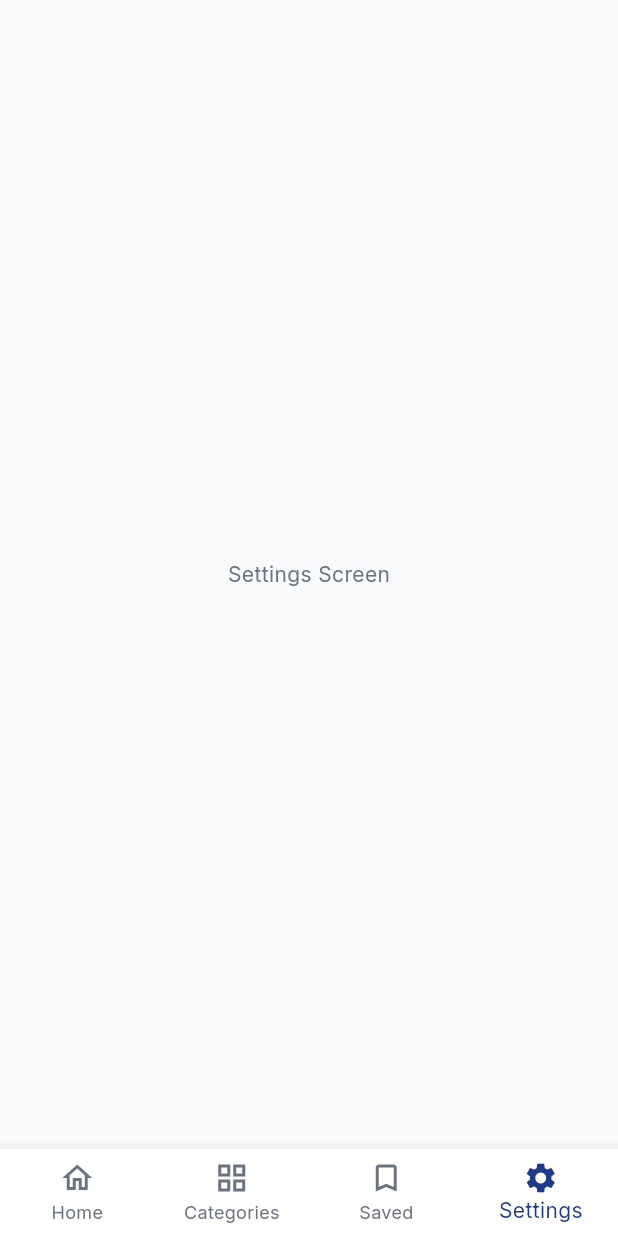
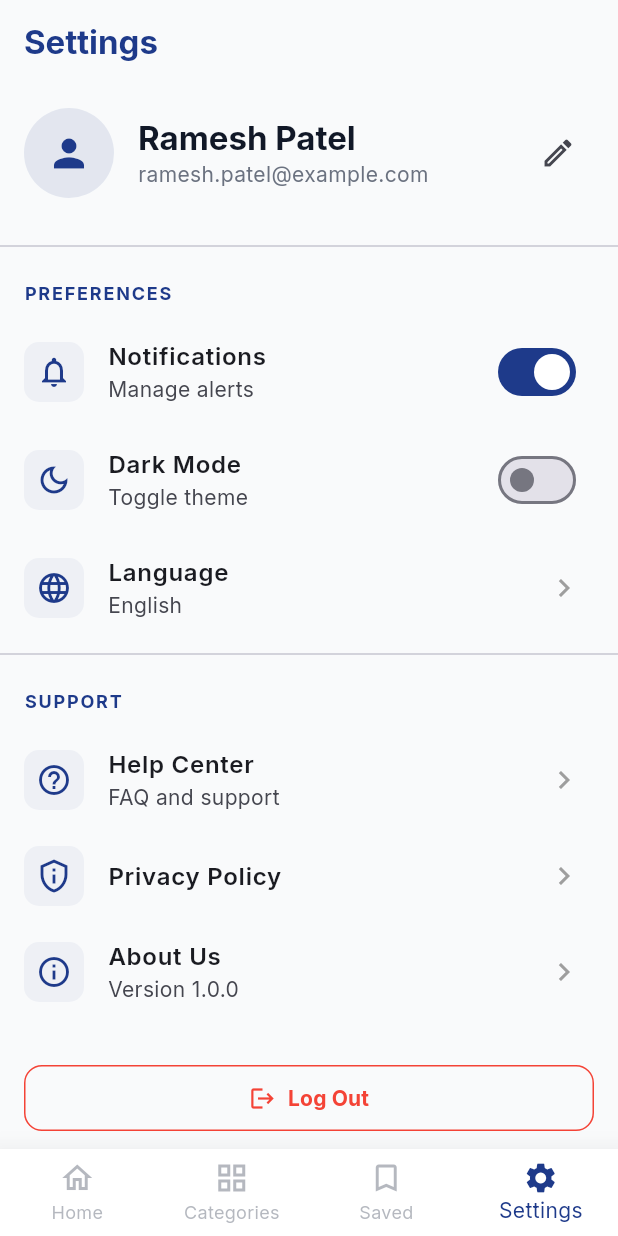
Before and after one commit to archna237/info_gujarat, a Flutter app: the screen it shows after launch, item 4 of the bottom bar chosen, on a phone screen of 412 x 824 dp. Run offline on Flutter 3.47's test engine with Material 3 defaults, Android fonts, the phone set to English and light mode, and no system bars; our stand-ins replace google_fonts; network calls fail.

Commit message:
ui changes

```diff
--- a/lib/core/theme.dart
+++ b/lib/core/theme.dart
@@ -34,40 +34,41 @@ class AppTheme {
         labelLarge: GoogleFonts.inter(color: primaryColor, fontWeight: FontWeight.bold),
       ),
       appBarTheme: const AppBarTheme(
-        backgroundColor: cardColor,
+        backgroundColor: backgroundColor,
         foregroundColor: primaryColor,
         elevation: 0,
         centerTitle: false,
         iconTheme: IconThemeData(color: textPrimaryColor),
       ),
-      // cardTheme: CardTheme(
-      //   color: cardColor,
-      //   elevation: 2,
-      //   shadowColor: Colors.black.withOpacity(0.05),
-      //   margin: EdgeInsets.zero,
-      //   shape: RoundedRectangleBorder(
-      //     borderRadius: BorderRadius.circular(12),
-      //   ),
-      // ),
-      bottomNavigationBarTheme: const BottomNavigationBarThemeData(
+      cardTheme: CardThemeData(
+        color: cardColor,
+        elevation: 4,
+        shadowColor: Colors.black.withOpacity(0.1),
+        margin: EdgeInsets.zero,
+        shape: RoundedRectangleBorder(
+          borderRadius: BorderRadius.circular(16),
+        ),
+      ),
+      bottomNavigationBarTheme: BottomNavigationBarThemeData(
         backgroundColor: cardColor,
         selectedItemColor: primaryColor,
-        unselectedItemColor: textSecondaryColor,
+        unselectedItemColor: textSecondaryColor.withOpacity(0.5),
         type: BottomNavigationBarType.fixed,
-        elevation: 10,
+        elevation: 16,
+        landscapeLayout: BottomNavigationBarLandscapeLayout.centered,
       ),
       chipTheme: ChipThemeData(
         backgroundColor: backgroundColor,
         disabledColor: dividerColor,
         selectedColor: primaryColor,
         secondarySelectedColor: primaryColor,
-        padding: const EdgeInsets.symmetric(horizontal: 12, vertical: 8),
-        labelStyle: GoogleFonts.inter(color: textSecondaryColor, fontWeight: FontWeight.w500),
-        secondaryLabelStyle: GoogleFonts.inter(color: Colors.white, fontWeight: FontWeight.bold),
+        padding: const EdgeInsets.symmetric(horizontal: 16, vertical: 8),
+        labelStyle: GoogleFonts.inter(color: textSecondaryColor, fontWeight: FontWeight.w600, fontSize: 14),
+        secondaryLabelStyle: GoogleFonts.inter(color: Colors.white, fontWeight: FontWeight.bold, fontSize: 14),
         brightness: Brightness.light,
         shape: RoundedRectangleBorder(
-          borderRadius: BorderRadius.circular(20),
-          side: const BorderSide(color: dividerColor),
+          borderRadius: BorderRadius.circular(30),
+          side: const BorderSide(color: Colors.transparent),
         ),
       ),
     );
--- a/lib/screens/main_screen.dart
+++ b/lib/screens/main_screen.dart
@@ -1,5 +1,8 @@
 import 'package:flutter/material.dart';
 import 'home_screen.dart';
+import 'categories_screen.dart';
+import 'saved_screen.dart';
+import 'settings_screen.dart';
 
 class MainScreen extends StatefulWidget {
   const MainScreen({super.key});
@@ -13,9 +16,9 @@ class _MainScreenState extends State<MainScreen> {
 
   final List<Widget> _screens = [
     const HomeScreen(),
-    const Center(child: Text('Categories Screen')),
-    const Center(child: Text('Saved Screen')),
-    const Center(child: Text('Settings Screen')),
+    const CategoriesScreen(),
+    const SavedScreen(),
+    const SettingsScreen(),
   ];
 
   @override
--- /dev/null
+++ b/lib/screens/settings_screen.dart
@@ -0,0 +1,123 @@
+import 'package:flutter/material.dart';
+import '../core/constants.dart';
+
+class SettingsScreen extends StatelessWidget {
+  const SettingsScreen({super.key});
+
+  @override
+  Widget build(BuildContext context) {
+    return Scaffold(
+      appBar: AppBar(
+        title: const Text('Settings', style: TextStyle(fontWeight: FontWeight.bold)),
+      ),
+      body: ListView(
+        padding: const EdgeInsets.symmetric(vertical: AppConstants.paddingMedium),
+        children: [
+          // Profile Section
+          Padding(
+            padding: const EdgeInsets.symmetric(horizontal: AppConstants.paddingMedium),
+            child: Row(
+              children: [
+                CircleAvatar(
+                  radius: 30,
+                  backgroundColor: Theme.of(context).colorScheme.primary.withOpacity(0.1),
+                  child: Icon(
+                    Icons.person,
+                    size: 30,
+                    color: Theme.of(context).colorScheme.primary,
+                  ),
+                ),
+                const SizedBox(width: AppConstants.paddingMedium),
+                Expanded(
+                  child: Column(
+                    crossAxisAlignment: CrossAxisAlignment.start,
+                    children: [
+                      Text(
+                        'Ramesh Patel',
+                        style: Theme.of(context).textTheme.titleLarge,
+                      ),
+                      Text(
+                        'ramesh.patel@example.com',
+                        style: Theme.of(context).textTheme.bodyMedium,
+                      ),
+                    ],
+                  ),
+                ),
+                IconButton(
+                  icon: const Icon(Icons.edit_outlined),
+                  onPressed: () {},
+                ),
+              ],
+            ),
+          ),
+          const SizedBox(height: AppConstants.paddingLarge),
+          const Divider(),
+
+          // Settings Options
+          _buildSectionHeader(context, 'Preferences'),
+          _buildListTile(context, Icons.notifications_outlined, 'Notifications', 'Manage alerts', true),
+          _buildListTile(context, Icons.dark_mode_outlined, 'Dark Mode', 'Toggle theme', true),
+          _buildListTile(context, Icons.language_outlined, 'Language', 'English', false),
+
+          const Divider(),
+          _buildSectionHeader(context, 'Support'),
+          _buildListTile(context, Icons.help_outline, 'Help Center', 'FAQ and support', false),
+          _buildListTile(context, Icons.privacy_tip_outlined, 'Privacy Policy', '', false),
+          _buildListTile(context, Icons.info_outline, 'About Us', 'Version 1.0.0', false),
+
+          const SizedBox(height: AppConstants.paddingLarge),
+          Padding(
+            padding: const EdgeInsets.symmetric(horizontal: AppConstants.paddingMedium),
+            child: OutlinedButton.icon(
+              onPressed: () {},
+              icon: const Icon(Icons.logout),
+              label: const Text('Log Out'),
+              style: OutlinedButton.styleFrom(
+                foregroundColor: Colors.red,
+                side: const BorderSide(color: Colors.red),
+                padding: const EdgeInsets.symmetric(vertical: 12),
+                shape: RoundedRectangleBorder(
+                  borderRadius: BorderRadius.circular(12),
+                ),
+              ),
+            ),
+          ),
+          const SizedBox(height: AppConstants.paddingLarge),
+        ],
+      ),
+    );
+  }
+
+  Widget _buildSectionHeader(BuildContext context, String title) {
+    return Padding(
+      padding: const EdgeInsets.fromLTRB(AppConstants.paddingMedium, AppConstants.paddingMedium, AppConstants.paddingMedium, 8),
+      child: Text(
+        title.toUpperCase(),
+        style: Theme.of(context).textTheme.labelMedium?.copyWith(
+          color: Theme.of(context).colorScheme.primary,
+          fontWeight: FontWeight.bold,
+          letterSpacing: 1.2,
+        ),
+      ),
+    );
+  }
+
+  Widget _buildListTile(BuildContext context, IconData icon, String title, String subtitle, bool isSwitch) {
+    return ListTile(
+      leading: Container(
+        padding: const EdgeInsets.all(8),
+        decoration: BoxDecoration(
+          color: Theme.of(context).colorScheme.primary.withOpacity(0.05),
+          borderRadius: BorderRadius.circular(10),
+        ),
+        child: Icon(icon, color: Theme.of(context).colorScheme.primary),
+      ),
+      title: Text(title, style: const TextStyle(fontWeight: FontWeight.w600)),
+      subtitle: subtitle.isNotEmpty ? Text(subtitle) : null,
+      trailing: isSwitch
+          ? Switch(value: title == 'Notifications', onChanged: (val) {})
+          : const Icon(Icons.chevron_right, color: Colors.grey),
+      onTap: () {},
+    );
+  }
+}
```
Also changed, not shown: lib/screens/categories_screen.dart (added, +79 -0 lines), lib/screens/saved_screen.dart (added, +28 -0 lines), lib/widgets/article_card.dart (+34 -12 lines), lib/widgets/featured_carousel.dart (+47 -5 lines).
